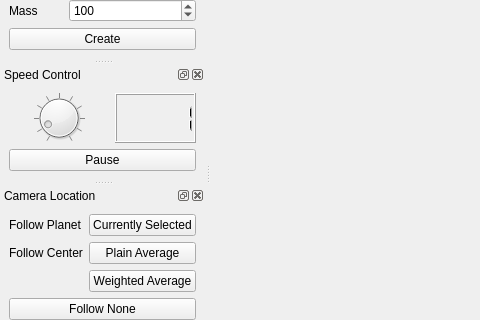
The window that forms/mainwindow.ui (chipgw/planets-3d) describes before a commit, drawn with Qt 5; both pictures show x 0 to 480 and y 251 to 571 of the 800 by 821 pixel window.
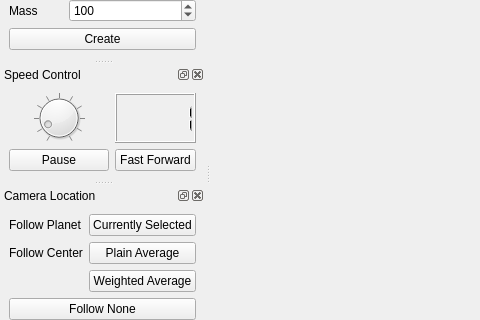
The same window after the commit. Icons and pictures are not drawn. Custom widgets are drawn as their Qt base class.

Commit message: added "Fast Forward" button.

```diff
--- a/forms/mainwindow.ui
+++ b/forms/mainwindow.ui
@@ -269,7 +269,7 @@
        </property>
       </widget>
      </item>
-     <item row="1" column="0" colspan="2">
+     <item row="2" column="0">
       <widget class="QPushButton" name="PauseResume_Button">
        <property name="text">
         <string>Pause</string>
@@ -280,6 +280,17 @@
        </property>
       </widget>
      </item>
+     <item row="2" column="1">
+      <widget class="QPushButton" name="FastForward_Button">
+       <property name="text">
+        <string>Fast Forward</string>
+       </property>
+       <property name="icon">
+        <iconset resource="../resources.qrc">
+         <normaloff>:/icons/silk/control_fastforward_blue.png</normaloff>:/icons/silk/control_fastforward_blue.png</iconset>
+       </property>
+      </widget>
+     </item>
     </layout>
    </widget>
   </widget>
```
The commit also changes 2 other files.
